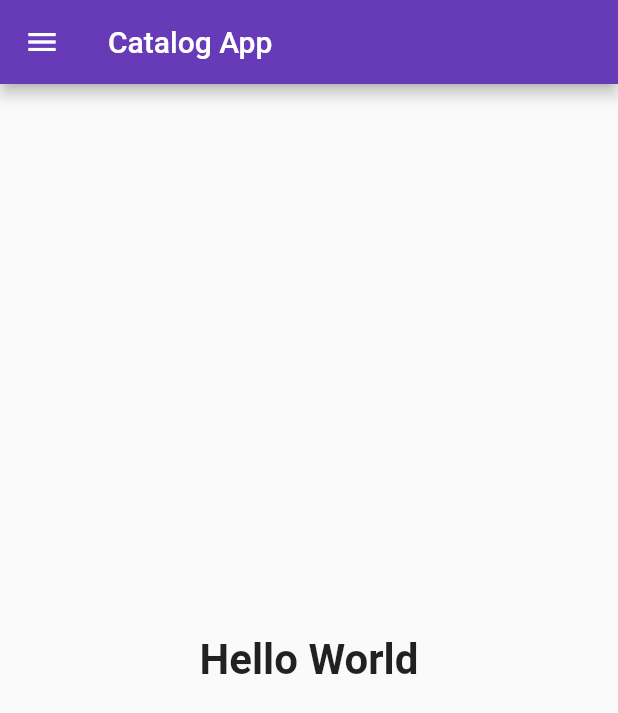
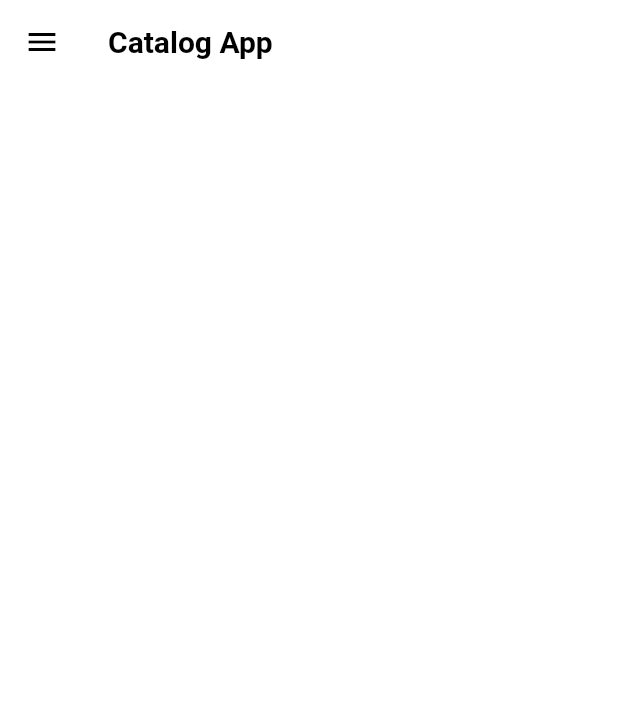
Before and after one commit to Amogh-Prabhu/flutter-tut, a Flutter app: the screen it shows after launch, on a phone screen of 412 x 824 dp. Shown: the top 713 px of the screen. Run offline on Flutter 3.47's test engine with Material 2 defaults, Android fonts, the phone set to English and light mode, and no system bars.

Commit message:
Theme extracted

```diff
--- a/lib/Pages/home_page.dart
+++ b/lib/Pages/home_page.dart
@@ -5,26 +5,13 @@ import 'package:flutter/material.dart';
 import '../widgets/drawer.dart';
 
 class HomePage extends StatelessWidget {
-  final String string = "World";
   @override
   Widget build(BuildContext context) {
     return Scaffold(
-      appBar: AppBar(title: const Text("Catalog App")),
+      appBar: AppBar(title: Text("Catalog App")),
       body: Container(
+        color: Theme.of(context).backgroundColor,
         width: double.infinity,
-        child: Column(
-          mainAxisAlignment: MainAxisAlignment.center,
-          crossAxisAlignment: CrossAxisAlignment.center,
-          children: [
-            Text(
-              "Hello World",
-              style: TextStyle(
-                fontSize: 28,
-                fontWeight: FontWeight.bold,
-              ),
-            ),
-          ],
-        ),
       ),
       drawer: MyDrawer(),
     );
--- a/lib/main.dart
+++ b/lib/main.dart
@@ -1,8 +1,12 @@
+// ignore_for_file: prefer_const_constructors
+
+import 'package:flutter/cupertino.dart';
 import 'package:flutter/material.dart';
 
 import 'utils/routes.dart';
 import 'pages/home_page.dart';
 import 'pages/login_page.dart';
+import './widgets/theme.dart';
 
 void main() {
   runApp(MyApp());
@@ -14,7 +18,7 @@ class MyApp extends StatelessWidget {
     return MaterialApp(
       themeMode: ThemeMode.light,
       darkTheme: ThemeData(brightness: Brightness.dark),
-      theme: ThemeData(primarySwatch: Colors.deepPurple),
+      theme: MyTheme.themeData,
       debugShowCheckedModeBanner: false,
       initialRoute: MyRoutes.homeRoute,
       routes: {
--- /dev/null
+++ b/lib/widgets/theme.dart
@@ -0,0 +1,22 @@
+// ignore_for_file: prefer_const_constructors
+
+import 'package:flutter/material.dart';
+
+class MyTheme {
+  static ThemeData get themeData {
+    return ThemeData(
+      primarySwatch: Colors.deepPurple,
+      appBarTheme: AppBarTheme(
+        backgroundColor: Colors.white,
+        elevation: 0,
+        iconTheme: IconThemeData(color: Colors.black),
+        titleTextStyle: TextStyle(
+          color: Colors.black,
+          fontSize: 20,
+          fontWeight: FontWeight.w600,
+        ),
+      ),
+      backgroundColor: Colors.white,
+    );
+  }
+}
```
